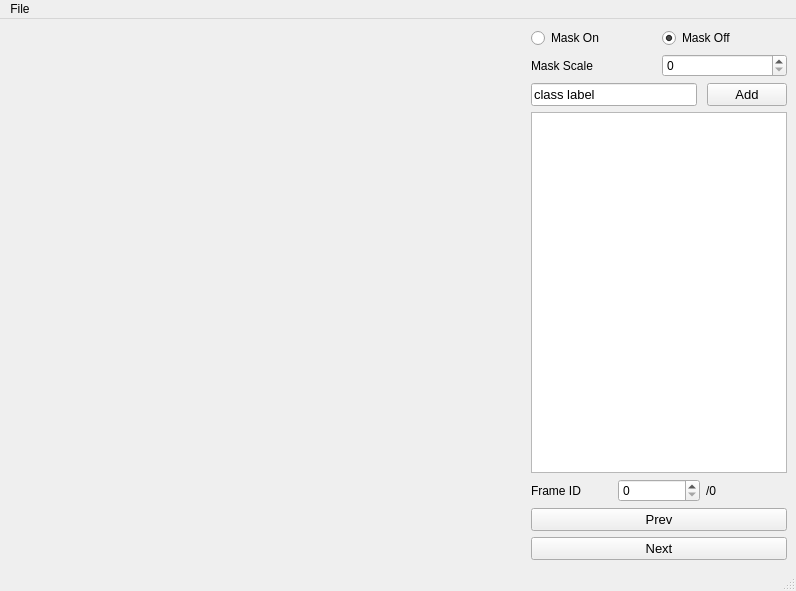
The window that src/gui.ui (velatkilic/label-gui) describes before a commit, drawn with Qt 5.
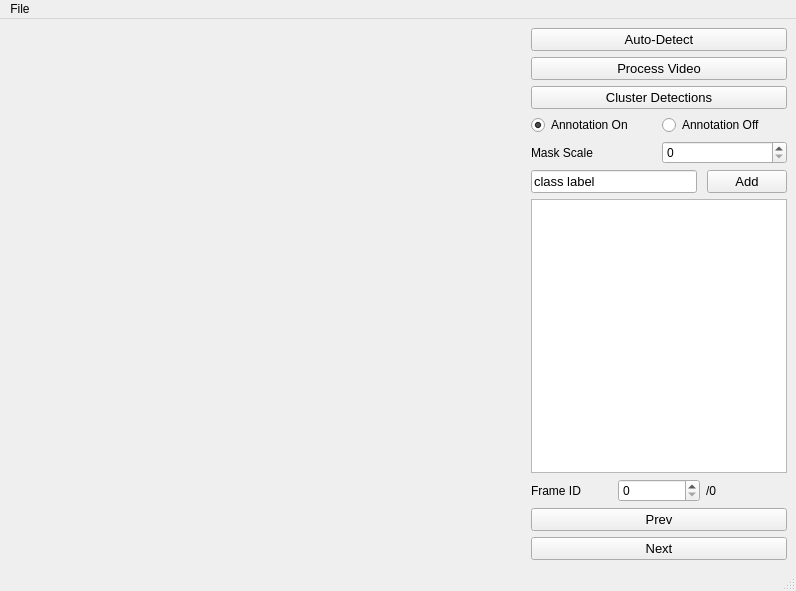
The same window after the commit. Custom widgets are drawn as their Qt base class.

Commit message: auto-detect ui

Diff of the .ui file:
```diff
--- a/src/gui.ui
+++ b/src/gui.ui
@@ -39,6 +39,42 @@
       <property name="sizeConstraint">
        <enum>QLayout::SetFixedSize</enum>
       </property>
+      <item>
+       <widget class="QPushButton" name="button_auto_detect">
+        <property name="font">
+         <font>
+          <pointsize>10</pointsize>
+         </font>
+        </property>
+        <property name="text">
+         <string>Auto-Detect</string>
+        </property>
+       </widget>
+      </item>
+      <item>
+       <widget class="QPushButton" name="button_process_video">
+        <property name="font">
+         <font>
+          <pointsize>10</pointsize>
+         </font>
+        </property>
+        <property name="text">
+         <string>Process Video</string>
+        </property>
+       </widget>
+      </item>
+      <item>
+       <widget class="QPushButton" name="button_cluster">
+        <property name="font">
+         <font>
+          <pointsize>10</pointsize>
+         </font>
+        </property>
+        <property name="text">
+         <string>Cluster Detections</string>
+        </property>
+       </widget>
+      </item>
       <item>
        <layout class="QVBoxLayout" name="verticalLayout_4">
         <property name="sizeConstraint">
@@ -48,30 +84,45 @@
          <layout class="QHBoxLayout" name="horizontalLayout_3">
           <item>
            <widget class="QRadioButton" name="radio_mask_on">
-            <property name="text">
-             <string>Mask On</string>
+            <property name="font">
+             <font>
+              <pointsize>9</pointsize>
+             </font>
             </property>
-            <property name="checked">
-             <bool>false</bool>
-            </property>
-           </widget>
-          </item>
-          <item>
-           <widget class="QRadioButton" name="radio_mask_off">
             <property name="text">
-             <string>Mask Off</string>
+             <string>Annotation On</string>
             </property>
             <property name="checked">
              <bool>true</bool>
             </property>
            </widget>
           </item>
+          <item>
+           <widget class="QRadioButton" name="radio_mask_off">
+            <property name="font">
+             <font>
+              <pointsize>9</pointsize>
+             </font>
+            </property>
+            <property name="text">
+             <string>Annotation Off</string>
+            </property>
+            <property name="checked">
+             <bool>false</bool>
+            </property>
+           </widget>
+          </item>
          </layout>
         </item>
         <item>
          <layout class="QHBoxLayout" name="horizontalLayout_mask_scale">
           <item>
            <widget class="QLabel" name="label_3">
+            <property name="font">
+             <font>
+              <pointsize>9</pointsize>
+             </font>
+            </property>
             <property name="text">
              <string>Mask Scale</string>
             </property>
@@ -79,6 +130,11 @@
           </item>
           <item>
            <widget class="QSpinBox" name="spinBox_mask_scale">
+            <property name="font">
+             <font>
+              <pointsize>9</pointsize>
+             </font>
+            </property>
             <property name="minimum">
              <number>0</number>
             </property>
```
Left out of the diff: 15 changed lines with no effect on the pictures. The commit also changes 5 other files.
